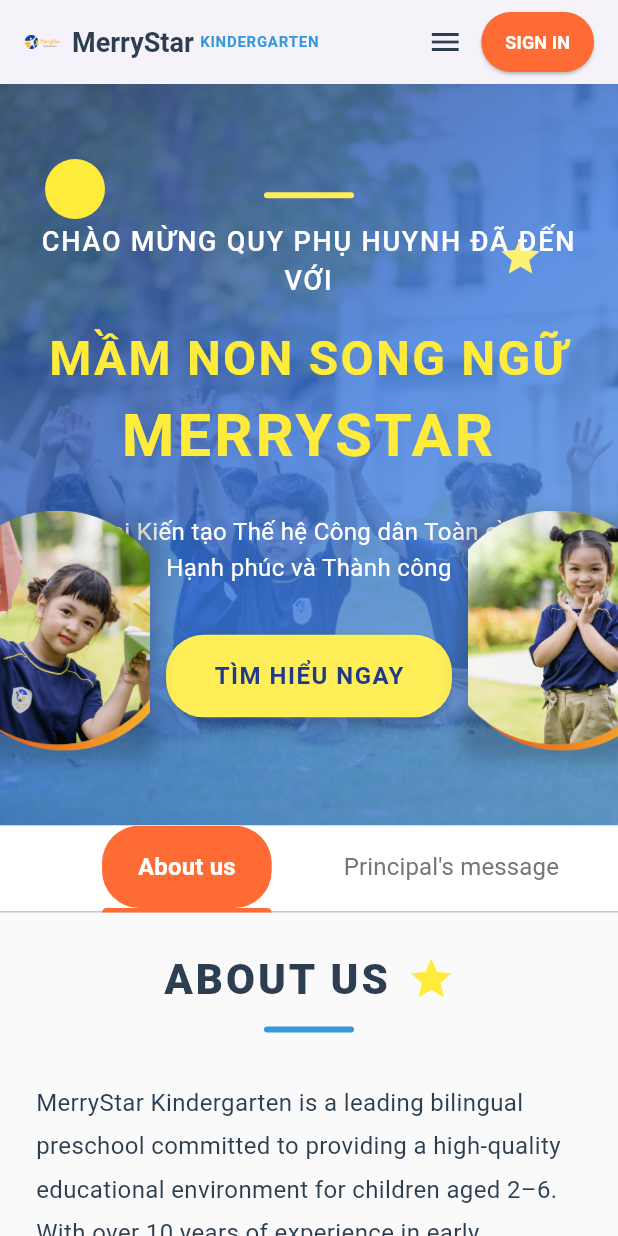
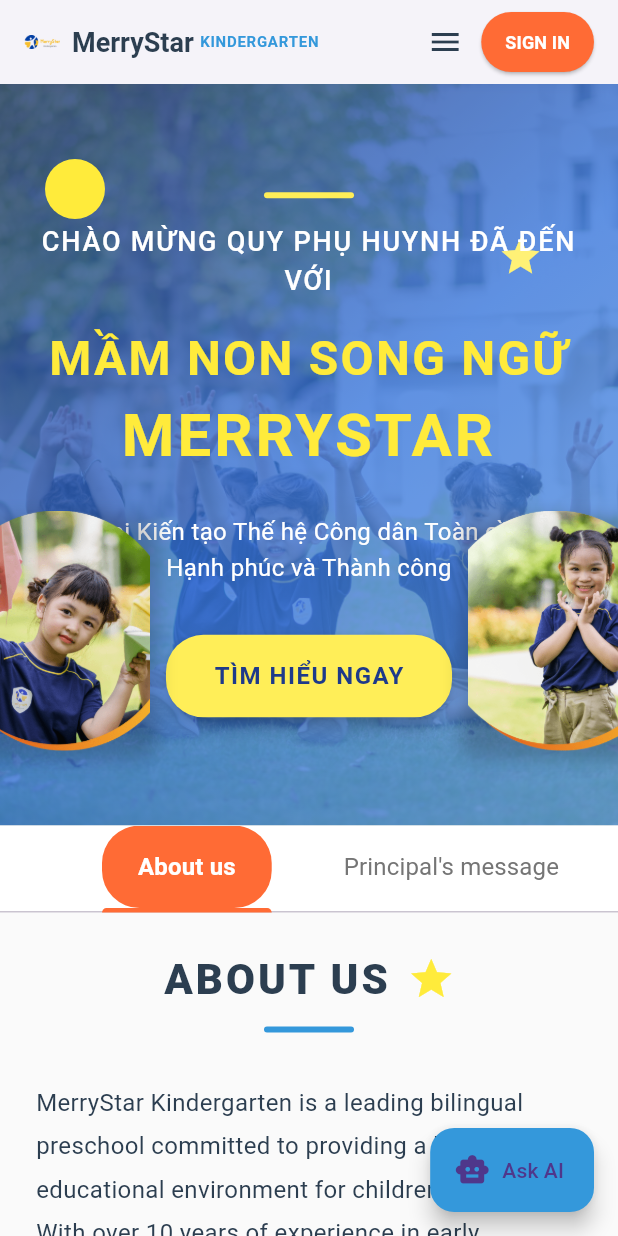
Before and after one commit to Truong0606/Flutter_PMG, a Flutter app: the screen it shows after launch, on a phone screen of 412 x 824 dp. Run offline on Flutter 3.47's test engine with Material 3 defaults, Android fonts, the phone set to English and light mode, and no system bars; our stand-ins replace equatable, flutter_bloc, get_it, image_picker, shared_preferences, webview_flutter; missing offline and left inert: dart_jsonwebtoken.

Commit message:
add chatbox AI and fix some bugs

```diff
--- a/lib/features/admission/data/repositories/admission_repository_impl.dart
+++ b/lib/features/admission/data/repositories/admission_repository_impl.dart
@@ -1,5 +1,6 @@
 import 'dart:convert';
 import '../../../../core/network/api_client.dart';
+import '../../domain/errors.dart';
 import '../../domain/entities/admission_term.dart';
 import '../../domain/repositories/admission_repository.dart';
 import '../../domain/entities/admission_form_item.dart';
@@ -11,6 +12,10 @@
   @override
   Future<AdmissionTerm> getActiveTerm() async {
     final resp = await _api.getClassPublic('/term/active');
+    if (resp.statusCode == 404) {
+      // Map 404 to a domain-specific exception so UI can show a friendly message
+      throw AdmissionNotAvailableException();
+    }
     if (resp.statusCode >= 200 && resp.statusCode < 300) {
       final map = resp.body.isNotEmpty ? jsonDecode(resp.body) : {};
       final data = (map is Map && map['data'] is Map<String, dynamic>)
--- /dev/null
+++ b/lib/features/admission/domain/errors.dart
@@ -0,0 +1,9 @@
+class AdmissionNotAvailableException implements Exception {
+  final String message;
+  const AdmissionNotAvailableException([
+    this.message = 'Admission is currently not available.',
+  ]);
+
+  @override
+  String toString() => message;
+}
--- a/lib/features/home/presentation/pages/home_page.dart
+++ b/lib/features/home/presentation/pages/home_page.dart
@@ -5,9 +5,17 @@
 import '../widgets/user_account_dropdown.dart';
 import '../../../authentication/presentation/bloc/auth_bloc.dart';
 import '../../../authentication/presentation/bloc/auth_event_state.dart';
+import '../../../ai_chat/presentation/widgets/guest_ai_chat_box.dart';
 
-class HomePage extends StatelessWidget {
+class HomePage extends StatefulWidget {
   const HomePage({super.key});
+
+  @override
+  State<HomePage> createState() => _HomePageState();
+}
+
+class _HomePageState extends State<HomePage> {
+  bool _showChat = false;
 
   @override
   Widget build(BuildContext context) {
@@ -203,16 +211,35 @@
           ),
         ],
       ),
-      body: SingleChildScrollView(
-          child: Column(
-            children: [
-              // Hero Section with blue gradient background
-              const HeroSection(),
-              // Introduction/About Us tabs section
-              const IntroTabsSection(),
-            ],
+      body: Stack(
+        children: [
+          SingleChildScrollView(
+            child: Column(
+              children: const [
+                // Hero Section with blue gradient background
+                HeroSection(),
+                // Introduction/About Us tabs section
+                IntroTabsSection(),
+              ],
+            ),
           ),
-        ),
+          Positioned(
+            right: 12,
+            bottom: 84,
+            child: Offstage(
+              // Hide visually but keep state alive
+              offstage: !_showChat,
+              child: const GuestAiChatBox(),
+            ),
+          ),
+        ],
+      ),
+      floatingActionButton: FloatingActionButton.extended(
+        onPressed: () => setState(() => _showChat = !_showChat),
+        backgroundColor: const Color(0xFF3498DB),
+        icon: Icon(_showChat ? Icons.close : Icons.smart_toy),
+        label: Text(_showChat ? 'Close AI' : 'Ask AI'),
+      ),
     );
   }
 }
```
Also changed, not shown: lib/core/services/storage_service.dart (+31 -0 lines), lib/features/admission/presentation/bloc/admission_bloc.dart (+6 -1 lines), lib/features/ai_chat/data/ai_chat_service.dart (added, +77 -0 lines), lib/features/ai_chat/presentation/widgets/guest_ai_chat_box.dart (added, +206 -0 lines), lib/features/teacher/data/repositories/teacher_repository_impl.dart (+25 -3 lines).
